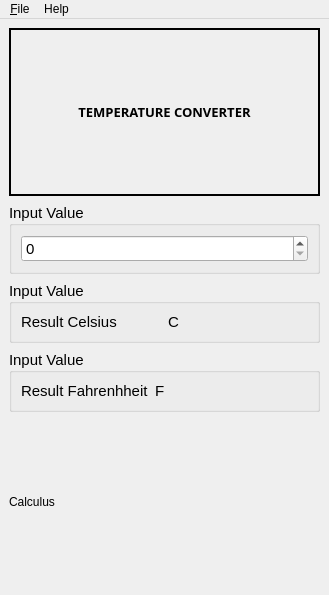
This is mainwindow.ui in TiagoSBO/qtproject-temperature-converter as Qt 5 draws it before an edit. The edited form follows.
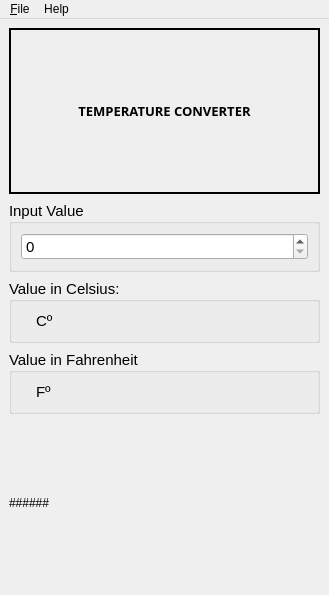
This is the edited form.

Commit message: Adiciona arredondamento nos results e limpa os inputs.

Patch:
```diff
--- a/mainwindow.ui
+++ b/mainwindow.ui
@@ -85,6 +85,12 @@
              <verstretch>0</verstretch>
             </sizepolicy>
            </property>
+           <property name="wrapping">
+            <bool>false</bool>
+           </property>
+           <property name="specialValueText">
+            <string/>
+           </property>
            <property name="decimals">
             <number>0</number>
            </property>
@@ -108,7 +114,7 @@
          </font>
         </property>
         <property name="title">
-         <string>Input Value</string>
+         <string>Value in Celsius:</string>
         </property>
         <property name="alignment">
          <set>Qt::AlignmentFlag::AlignLeading|Qt::AlignmentFlag::AlignLeft|Qt::AlignmentFlag::AlignVCenter</set>
@@ -118,7 +124,14 @@
         </property>
         <layout class="QHBoxLayout" name="horizontalLayout_2">
          <item>
-          <widget class="QLabel" name="label">
+          <widget class="QLabel" name="resultCelsius">
+           <property name="text">
+            <string/>
+           </property>
+          </widget>
+         </item>
+         <item>
+          <widget class="QLabel" name="simbol_C">
            <property name="sizePolicy">
             <sizepolicy hsizetype="Preferred" vsizetype="Fixed">
              <horstretch>0</horstretch>
@@ -126,16 +139,22 @@
             </sizepolicy>
            </property>
            <property name="text">
-            <string>Result Celsius</string>
+            <string>Cº</string>
            </property>
           </widget>
          </item>
          <item>
-          <widget class="QLabel" name="label_5">
-           <property name="text">
-            <string>C</string>
+          <spacer name="horizontalSpacer">
+           <property name="orientation">
+            <enum>Qt::Orientation::Horizontal</enum>
            </property>
-          </widget>
+           <property name="sizeHint" stdset="0">
+            <size>
+             <width>40</width>
+             <height>20</height>
+            </size>
+           </property>
+          </spacer>
          </item>
         </layout>
        </widget>
@@ -155,7 +174,7 @@
          </font>
         </property>
         <property name="title">
-         <string>Input Value</string>
+         <string>Value in Fahrenheit:</string>
         </property>
         <property name="alignment">
          <set>Qt::AlignmentFlag::AlignLeading|Qt::AlignmentFlag::AlignLeft|Qt::AlignmentFlag::AlignVCenter</set>
@@ -173,17 +192,30 @@
             </sizepolicy>
            </property>
            <property name="text">
-            <string>Result Fahrenhheit</string>
+            <string/>
            </property>
           </widget>
          </item>
          <item>
           <widget class="QLabel" name="label_4">
            <property name="text">
-            <string>F</string>
+            <string>Fº</string>
            </property>
           </widget>
          </item>
+         <item>
+          <spacer name="horizontalSpacer_2">
+           <property name="orientation">
+            <enum>Qt::Orientation::Horizontal</enum>
+           </property>
+           <property name="sizeHint" stdset="0">
+            <size>
+             <width>40</width>
+             <height>20</height>
+            </size>
+           </property>
+          </spacer>
+         </item>
         </layout>
        </widget>
       </item>
@@ -198,7 +230,7 @@
        </sizepolicy>
       </property>
       <property name="text">
-       <string>Calculus</string>
+       <string>######</string>
       </property>
      </widget>
     </item>
```
Left out of the diff: 17 changed lines with no effect on the pictures. The commit also changes 4 other files.
